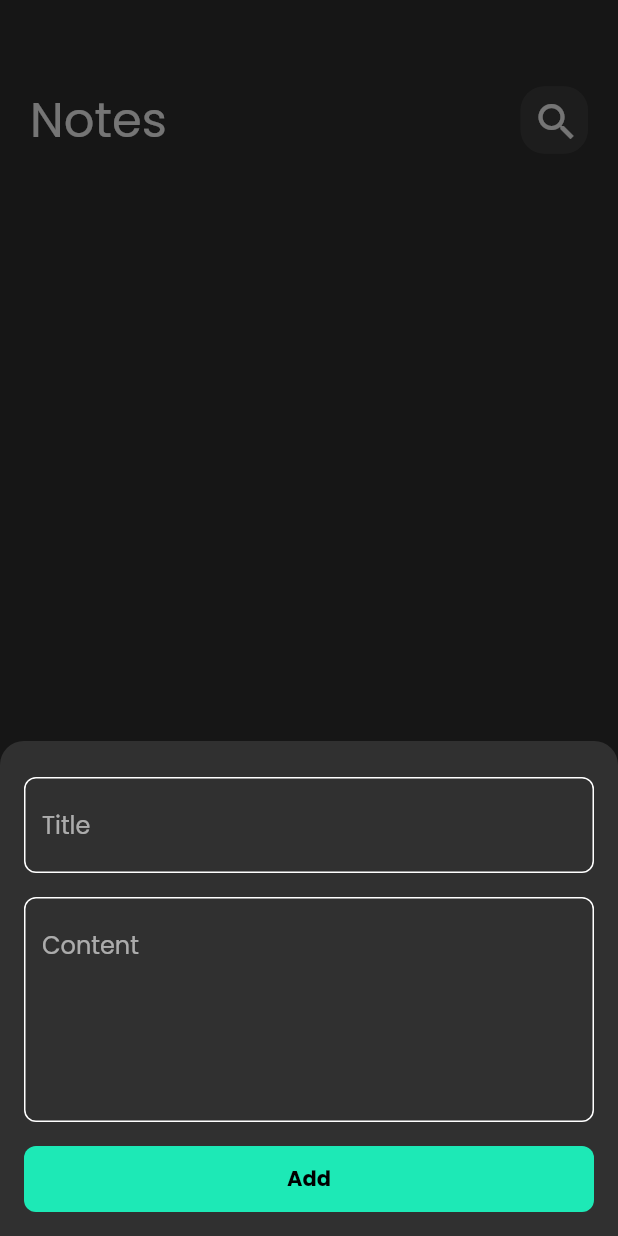
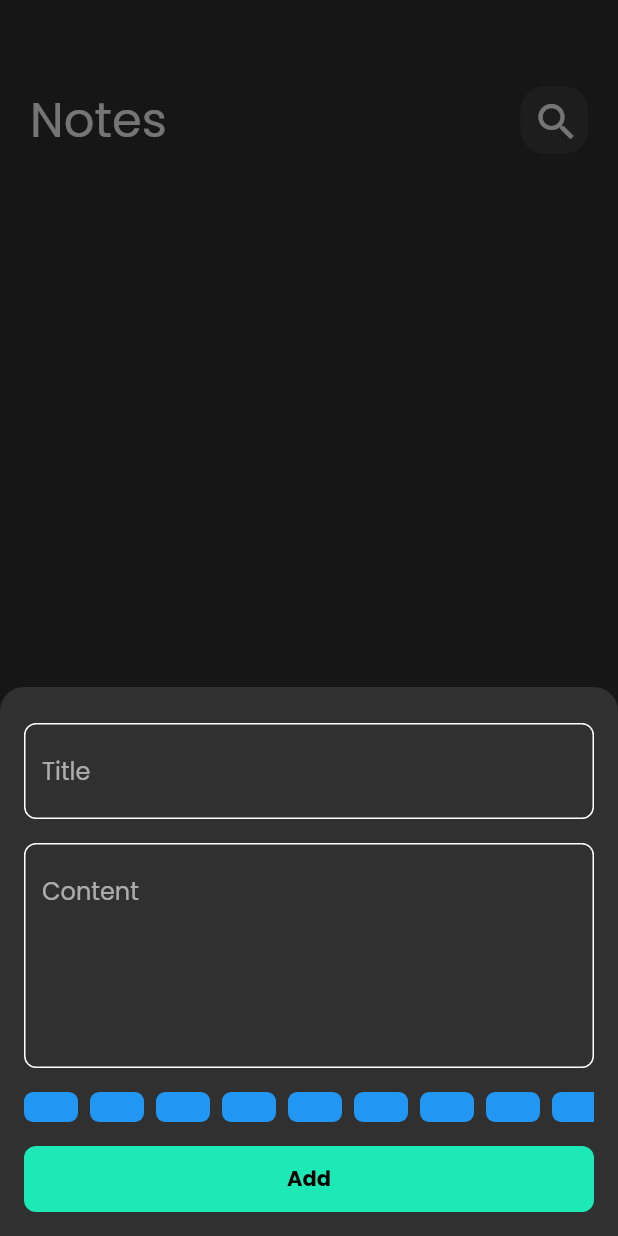
Before and after one commit to moh-eltabei/Noto, a Flutter app: the screen it shows after launch, after a tap on the "add" icon, on a phone screen of 412 x 824 dp. Run offline on Flutter 3.47's test engine with Material 2 defaults, Android fonts, the phone set to English and light mode, and no system bars; our stand-ins replace bloc, flutter_bloc, hive, hive_flutter; accounts and stored records are empty.

Commit message:
Create Colors ListView

```diff
--- a/lib/widgets/add_notes_form.dart
+++ b/lib/widgets/add_notes_form.dart
@@ -4,6 +4,7 @@ import 'package:noto/model/note_model.dart';
 import 'package:intl/intl.dart';
 
 import '../cubit/add_notes_cubit/add_notes_cubit.dart';
+import 'colors_list_view.dart';
 import 'custom_button.dart';
 import 'custom_text_field.dart';
 
@@ -44,6 +45,7 @@ class _AddNoteFormState extends State<AddNoteForm> {
               subTitle = value;
             },
           ),
+          const ColorListView(),
           BlocBuilder<AddNotesCubit, AddNotesState>(
             builder: (context, state) {
               return CustomButton(
@@ -60,7 +62,6 @@ class _AddNoteFormState extends State<AddNoteForm> {
                         date: formattedDate,
                         color: Colors.blue.withOpacity(.8).value);
                     BlocProvider.of<AddNotesCubit>(context).addNote(noteModel);
-                    print('note added');
                   } else {
                     autovalidateMode = AutovalidateMode.always;
                     setState(() {});
--- /dev/null
+++ b/lib/widgets/colors_list_view.dart
@@ -0,0 +1,38 @@
+import 'package:flutter/material.dart';
+
+class ColorListView extends StatelessWidget {
+  const ColorListView({super.key});
+
+  @override
+  Widget build(BuildContext context) {
+    return Padding(
+      padding: const EdgeInsets.symmetric(vertical: 16),
+      child: SizedBox(
+        height: 20,
+        child: ListView.builder(
+          scrollDirection: Axis.horizontal,
+          itemCount: 20,
+          itemBuilder: (BuildContext context, int index) {
+            return const ColorItem();
+          },
+        ),
+      ),
+    );
+  }
+}
+
+class ColorItem extends StatelessWidget {
+  const ColorItem({super.key});
+
+  @override
+  Widget build(BuildContext context) {
+    return Container(
+      margin: const EdgeInsets.only(right: 8),
+      width: 36,
+      decoration: BoxDecoration(
+        color: Colors.blue,
+        borderRadius: BorderRadius.circular(6),
+      ),
+    );
+  }
+}
--- a/lib/widgets/custom_button.dart
+++ b/lib/widgets/custom_button.dart
@@ -13,7 +13,7 @@ class CustomButton extends StatelessWidget {
   @override
   Widget build(BuildContext context) {
     return Container(
-      margin: const EdgeInsets.only(top: 16, bottom: 16),
+      margin: const EdgeInsets.only(bottom: 16),
       height: 44,
       width: double.infinity,
       child: TextButton(
```
